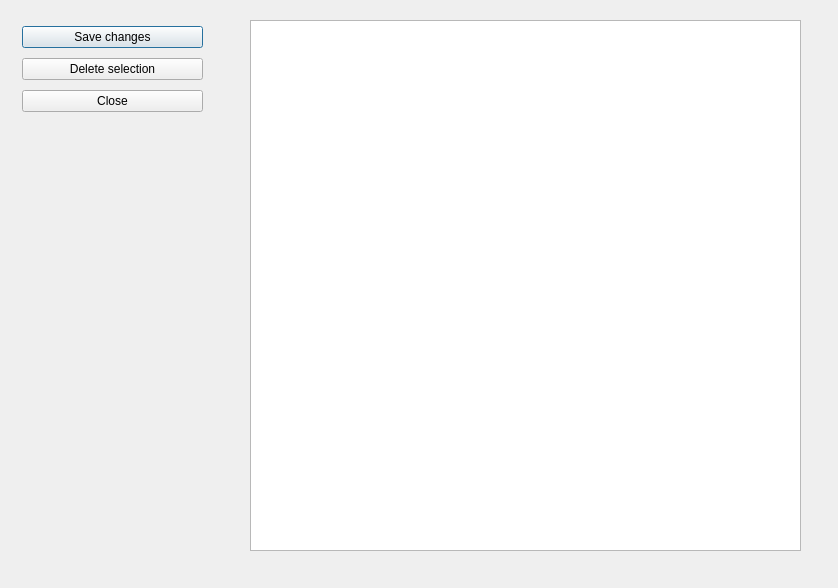
First picture: the form in config/ui/QtListPopupDialog.ui, repository nomispaz/qttimemgr, before the edit.
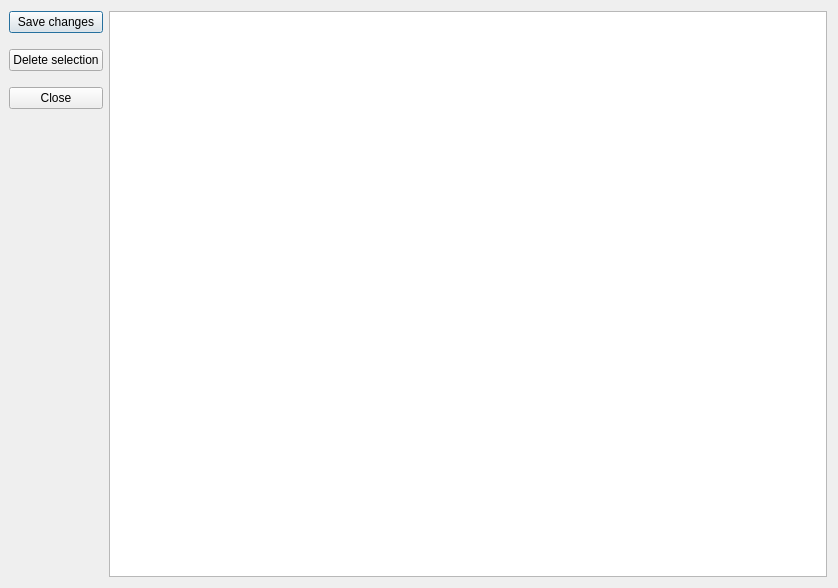
Second picture: the form after the edit.

Commit message: automatically resize popup dialog

Patch:
```diff
--- a/config/ui/QtListPopupDialog.ui
+++ b/config/ui/QtListPopupDialog.ui
@@ -13,26 +13,21 @@
   <property name="windowTitle">
    <string>Dialog</string>
   </property>
-  <widget class="QTableWidget" name="tShowTrackingEntries">
-   <property name="geometry">
-    <rect>
-     <x>250</x>
-     <y>20</y>
-     <width>551</width>
-     <height>531</height>
-    </rect>
-   </property>
-  </widget>
-  <widget class="QWidget" name="">
-   <property name="geometry">
-    <rect>
-     <x>22</x>
-     <y>22</y>
-     <width>181</width>
-     <height>95</height>
-    </rect>
-   </property>
+  <property name="sizeGripEnabled">
+   <bool>false</bool>
+  </property>
+  <property name="modal">
+   <bool>false</bool>
+  </property>
+  <layout class="QHBoxLayout" name="horizontalLayout">
+   <property name="leftMargin">
+    <number>9</number>
+   </property>
+   <item>
    <layout class="QVBoxLayout" name="verticalLayout">
+     <property name="spacing">
+      <number>6</number>
+     </property>
     <item>
      <widget class="QPushButton" name="bEditEntry">
       <property name="text">
@@ -40,6 +35,22 @@
       </property>
      </widget>
     </item>
+     <item>
+      <spacer name="verticalSpacer_2">
+       <property name="orientation">
+        <enum>Qt::Vertical</enum>
+       </property>
+       <property name="sizeType">
+        <enum>QSizePolicy::Fixed</enum>
+       </property>
+       <property name="sizeHint" stdset="0">
+        <size>
+         <width>20</width>
+         <height>10</height>
+        </size>
+       </property>
+      </spacer>
+     </item>
     <item>
      <widget class="QPushButton" name="bDeleteEntry">
       <property name="text">
@@ -47,6 +58,22 @@
       </property>
      </widget>
     </item>
+     <item>
+      <spacer name="verticalSpacer_3">
+       <property name="orientation">
+        <enum>Qt::Vertical</enum>
+       </property>
+       <property name="sizeType">
+        <enum>QSizePolicy::Fixed</enum>
+       </property>
+       <property name="sizeHint" stdset="0">
+        <size>
+         <width>20</width>
+         <height>10</height>
+        </size>
+       </property>
+      </spacer>
+     </item>
     <item>
      <widget class="QPushButton" name="bCloseListPopup">
       <property name="text">
@@ -54,8 +81,32 @@
       </property>
      </widget>
     </item>
-   </layout>
-  </widget>
+     <item>
+      <spacer name="verticalSpacer">
+       <property name="orientation">
+        <enum>Qt::Vertical</enum>
+       </property>
+       <property name="sizeType">
+        <enum>QSizePolicy::Expanding</enum>
+       </property>
+       <property name="sizeHint" stdset="0">
+        <size>
+         <width>20</width>
+         <height>40</height>
+        </size>
+       </property>
+      </spacer>
+     </item>
+    </layout>
+   </item>
+   <item>
+    <widget class="QTableWidget" name="tShowTrackingEntries">
+     <property name="sizeAdjustPolicy">
+      <enum>QAbstractScrollArea::AdjustToContents</enum>
+     </property>
+    </widget>
+   </item>
+  </layout>
  </widget>
  <resources/>
  <connections/>
```
Left out of the diff: 3 changed lines with no effect on the pictures. Lines whose indentation alone changed are shown as unchanged. The commit also changes 1 other file.
